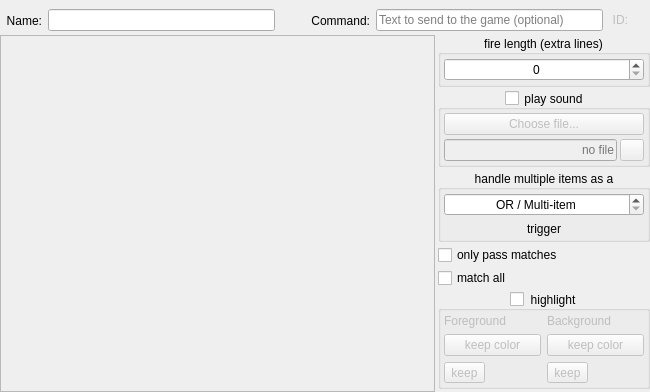
Above: src/ui/triggers_main_area.ui from Mudlet/Mudlet before the change. Below: the same form after it.
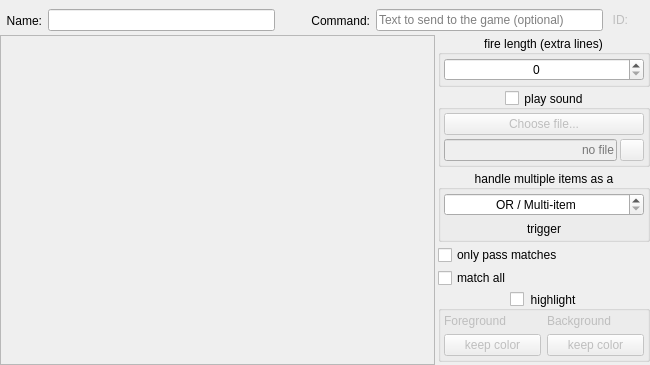
That is the form after the change. Icons and pictures are not drawn.

Commit message:
Add Keep Color button inside QColorDialog, remove experiment
Replace separate keep buttons and alpha channel experiment with
a "Keep Color" button injected directly into QColorDialog via
findChild<QDialogButtonBox*>. Cancel now correctly does nothing.

```diff
--- a/src/ui/triggers_main_area.ui
+++ b/src/ui/triggers_main_area.ui
@@ -568,26 +568,6 @@
            </property>
           </widget>
          </item>
-         <item row="2" column="0">
-          <widget class="QToolButton" name="toolButton_clearFgColor">
-           <property name="toolTip">
-            <string>&lt;p&gt;Click to reset the foreground color to keep the existing text color on matches.&lt;/p&gt;</string>
-           </property>
-           <property name="text">
-            <string>keep</string>
-           </property>
-          </widget>
-         </item>
-         <item row="2" column="1">
-          <widget class="QToolButton" name="toolButton_clearBgColor">
-           <property name="toolTip">
-            <string>&lt;p&gt;Click to reset the background color to keep the existing text color on matches.&lt;/p&gt;</string>
-           </property>
-           <property name="text">
-            <string>keep</string>
-           </property>
-          </widget>
-         </item>
         </layout>
        </widget>
       </item>
```
The commit also changes 3 other files.
